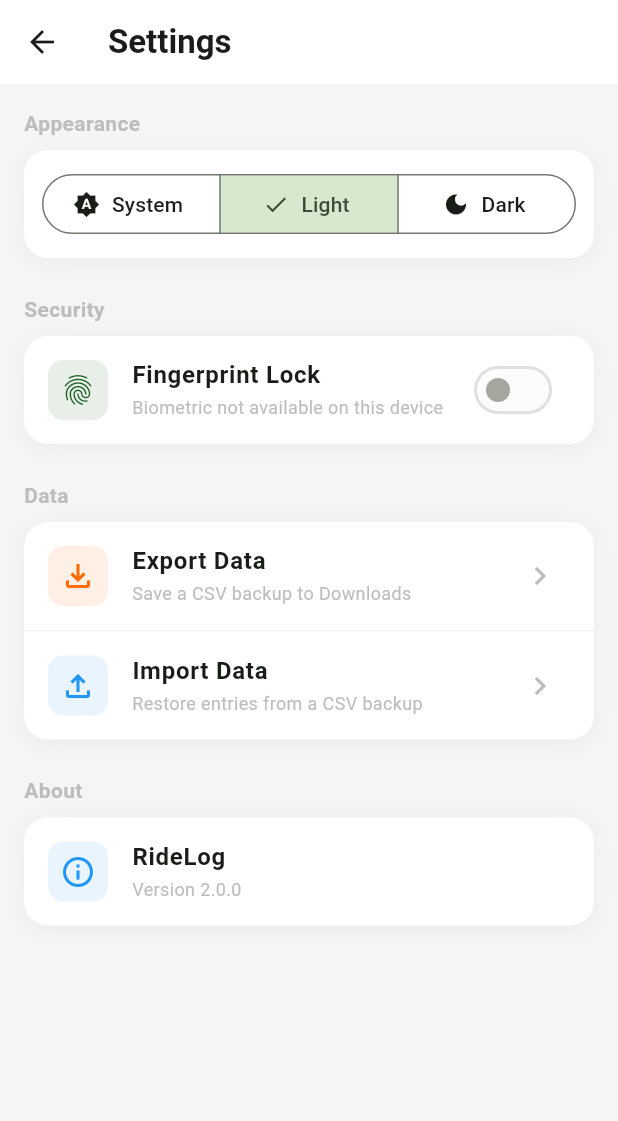
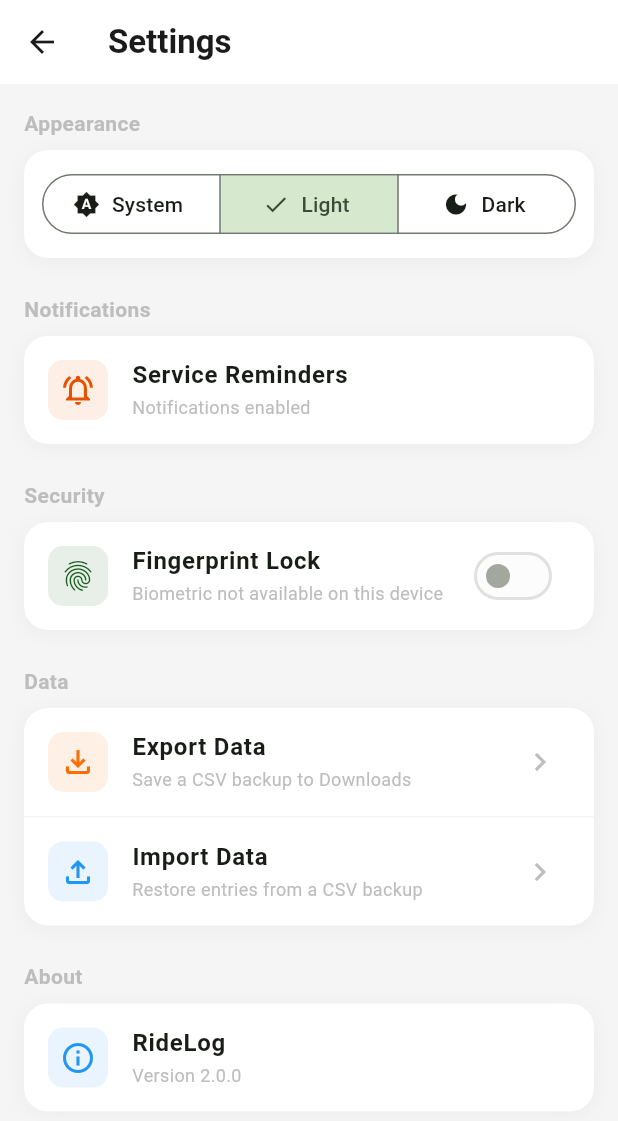
Before and after one commit to duraigopi/mileage_tracker, a Flutter app: the SettingsScreen screen opened directly, after a tap on "Light", on a phone screen of 412 x 824 dp. Shown: the top 1121 px of the screen. Run offline on Flutter 3.47's test engine with Material 3 defaults, Android fonts, the phone set to English and light mode, and no system bars; our stand-ins replace file_picker, fl_chart, flutter_local_notifications, local_auth, package_info_plus, shared_preferences and 1 more; missing offline and left inert: local_auth_android; accounts and stored records are empty.

Commit message:
Add notification permission recovery row to Settings
There was no way back if the permission dialog was declined or later
revoked in system settings. NotificationService now exposes
isPermissionGranted() and openNotificationSettings(); Settings shows
live status and, when off, tries requesting again before offering to
open system settings for a permanently-denied permission.

Co-Authored-By: Claude Sonnet 5 <noreply@anthropic.com>

```diff
--- a/lib/screens/settings_screen.dart
+++ b/lib/screens/settings_screen.dart
@@ -12,6 +12,7 @@ import 'package:provider/provider.dart';
 import '../providers/bike_provider.dart';
 import '../providers/theme_provider.dart';
 import '../services/csv_service.dart';
+import '../services/notification_service.dart';
 import '../utils/app_colors.dart';
 import '../widgets/tile_card.dart';
 
@@ -22,17 +23,59 @@ class SettingsScreen extends StatefulWidget {
   State<SettingsScreen> createState() => _SettingsScreenState();
 }
 
-class _SettingsScreenState extends State<SettingsScreen> {
+class _SettingsScreenState extends State<SettingsScreen> with WidgetsBindingObserver {
   bool _fingerprintEnabled = false;
   bool _biometricAvailable = false;
   String? _version;
+  bool? _notificationsEnabled;
   final _auth = LocalAuthentication();
 
   @override
   void initState() {
     super.initState();
+    WidgetsBinding.instance.addObserver(this);
     _loadSettings();
     _loadVersion();
+    _loadNotificationStatus();
+  }
+
+  @override
+  void dispose() {
+    WidgetsBinding.instance.removeObserver(this);
+    super.dispose();
+  }
+
+  @override
+  void didChangeAppLifecycleState(AppLifecycleState state) {
+    // Catches the user flipping the permission in system settings and
+    // coming back to the app.
+    if (state == AppLifecycleState.resumed) _loadNotificationStatus();
+  }
+
+  Future<void> _loadNotificationStatus() async {
+    final granted = await NotificationService().isPermissionGranted();
+    if (mounted) setState(() => _notificationsEnabled = granted);
+  }
+
+  Future<void> _fixNotificationPermission() async {
+    await NotificationService().requestPermission();
+    final granted = await NotificationService().isPermissionGranted();
+    if (mounted) setState(() => _notificationsEnabled = granted);
+    if (granted || !mounted) return;
+
+    final openSettings = await showDialog<bool>(
+      context: context,
+      builder: (ctx) => AlertDialog(
+        shape: RoundedRectangleBorder(borderRadius: BorderRadius.circular(16)),
+        title: const Text('Notifications are off'),
+        content: const Text('Enable notifications in system settings to get service-due reminders.'),
+        actions: [
+          TextButton(onPressed: () => Navigator.pop(ctx, false), child: const Text('Cancel')),
+          FilledButton(onPressed: () => Navigator.pop(ctx, true), child: const Text('Open Settings')),
+        ],
+      ),
+    );
+    if (openSettings == true) await NotificationService().openNotificationSettings();
   }
 
   Future<void> _loadSettings() async {
@@ -253,6 +296,39 @@ class _SettingsScreenState extends State<SettingsScreen> {
 
           const SizedBox(height: 24),
 
+          // Notifications section
+          Text('Notifications', style: TextStyle(fontSize: 14, fontWeight: FontWeight.w600, color: c.textTertiary)),
+          const SizedBox(height: 8),
+          TileCard(
+            child: ListTile(
+              onTap: _notificationsEnabled == true ? null : _fixNotificationPermission,
+              leading: Container(
+                padding: const EdgeInsets.all(8),
+                decoration: BoxDecoration(
+                  color: const Color(0xFFE65100).withValues(alpha: 0.1),
+                  borderRadius: BorderRadius.circular(10),
+                ),
+                child: Icon(
+                  _notificationsEnabled == true ? Icons.notifications_active_outlined : Icons.notifications_off_outlined,
+                  color: const Color(0xFFE65100),
+                  size: 24,
+                ),
+              ),
+              title: const Text('Service Reminders', style: TextStyle(fontWeight: FontWeight.w600)),
+              subtitle: Text(
+                _notificationsEnabled == null
+                    ? 'Checking…'
+                    : _notificationsEnabled!
+                        ? 'Notifications enabled'
+                        : 'Notifications off — tap to enable',
+                style: TextStyle(fontSize: 12, color: c.textTertiary),
+              ),
+              trailing: _notificationsEnabled == true ? null : Icon(Icons.chevron_right, color: c.textHint),
+            ),
+          ),
+
+          const SizedBox(height: 24),
+
           // Security section
           Text('Security', style: TextStyle(fontSize: 14, fontWeight: FontWeight.w600, color: c.textTertiary)),
           const SizedBox(height: 8),
--- a/lib/services/notification_service.dart
+++ b/lib/services/notification_service.dart
@@ -46,6 +46,26 @@ class NotificationService {
         ?.requestPermissions(alert: true, badge: true, sound: true);
   }
 
+  /// Whether the app is currently allowed to post notifications.
+  Future<bool> isPermissionGranted() async {
+    if (!_initialized) await initialize();
+    final android = _plugin.resolvePlatformSpecificImplementation<AndroidFlutterLocalNotificationsPlugin>();
+    if (android != null) return await android.areNotificationsEnabled() ?? false;
+
+    final ios = _plugin.resolvePlatformSpecificImplementation<IOSFlutterLocalNotificationsPlugin>();
+    if (ios != null) return (await ios.checkPermissions())?.isEnabled ?? false;
+
+    return false;
+  }
+
+  /// Opens the OS notification settings screen for this app, for when the
+  /// permission was denied and a fresh request wouldn't prompt again.
+  Future<void> openNotificationSettings() async {
+    await _plugin
+        .resolvePlatformSpecificImplementation<AndroidFlutterLocalNotificationsPlugin>()
+        ?.openAppNotificationSettings();
+  }
+
   Future<void> showServiceDueNotification(String category) async {
     if (!_initialized) await initialize();
     const details = NotificationDetails(
```
